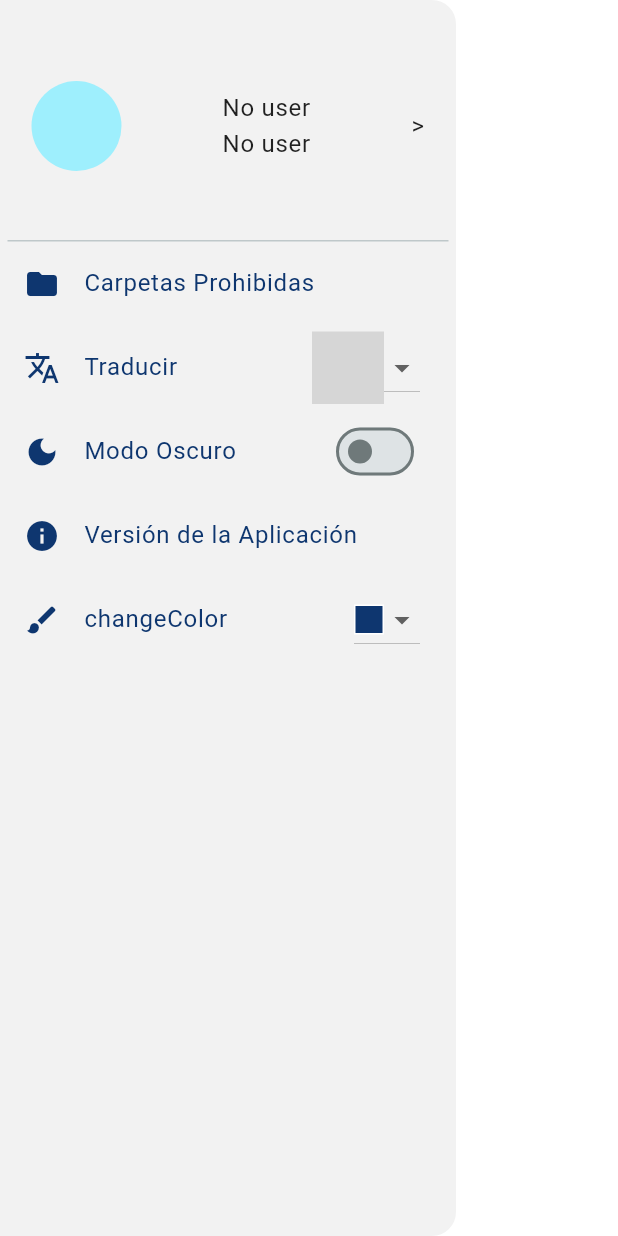
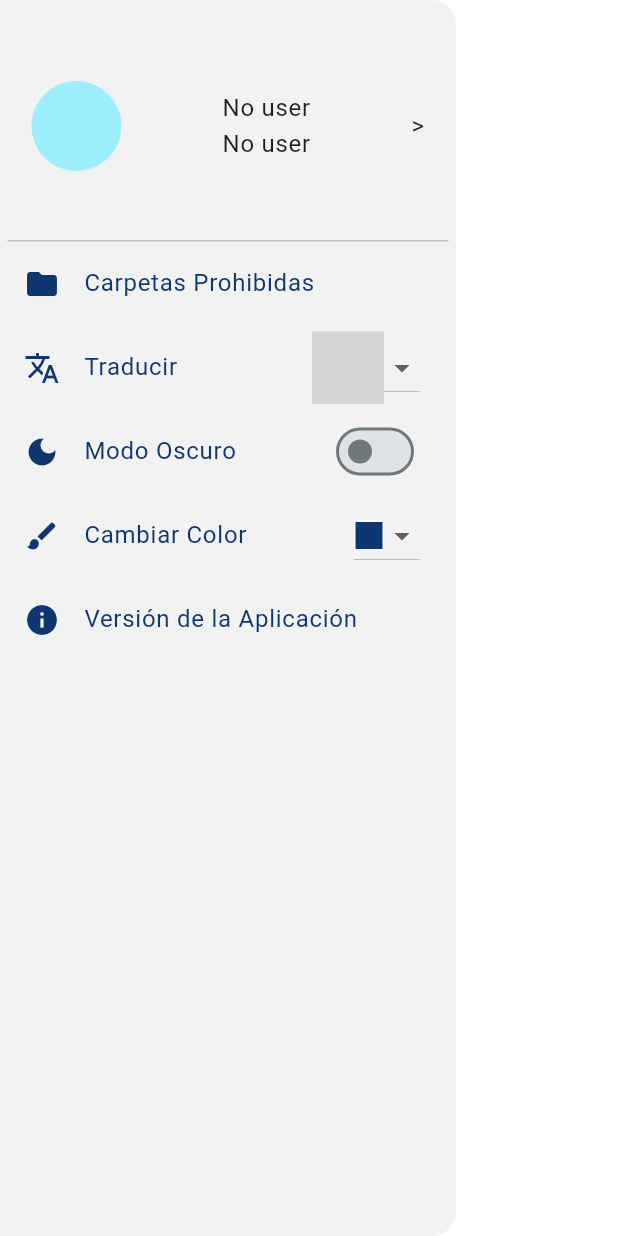
Before and after one commit to ErikAT04/TFG_Antivirus_ErikAT, a Flutter app: the AppDrawer widget shown alone on an empty page, opened directly, on a phone screen of 412 x 824 dp. Run offline on Flutter 3.47's test engine with Material 3 defaults, Android fonts, the phone set to English and light mode, and no system bars; our stand-ins replace device_info_plus, file_picker, flutter_markdown, flutter_svg, fluttertoast, logger and 3 more; missing offline and left inert: country_flags; accounts and stored records are empty; generated files the repository leaves out were written again; network calls fail; statements that could not run were skipped; grey boxes are pictures that could not be loaded.

Commit message:
Ultimos cambios realizados de momento + documentacion realizada + manual de usuario  todo hecho

```diff
--- a/analysis_options.yaml
+++ b/analysis_options.yaml
@@ -1 +1,4 @@
 include: package:flutter_lints/flutter.yaml
+analyzer:
+  errors:
+    prefer_const_constructors: ignore
--- a/lib/DataAccess/user_dao.dart
+++ b/lib/DataAccess/user_dao.dart
@@ -32,7 +32,7 @@ class UserDAO implements DAOInterface<User, String> {
   @override
   Future<User?> get(String value) async {
     try {
-      var uri = Uri.http(APIReaderUtils.apiRESTLink, "$routerUrl/${value}");
+      var uri = Uri.http(APIReaderUtils.apiRESTLink, "$routerUrl/$value");
       var body = await APIReaderUtils.getData(uri);
       if (body != "Dispositivo no encontrado") {
         var map = convert.jsonDecode(body);
--- a/lib/l10n/app_de.arb
+++ b/lib/l10n/app_de.arb
@@ -47,6 +47,9 @@
     "malType":"Malware-Typ:",
     "confDate":"Quarantänedatum:",
     "restFile":"Datei Wiederherstellen",
+    "eraseFile":"Datei Löschen",
+    "fileErased":"Datei erfolgreich gelöscht",
+    "fileRestored":"Datei erfolgreich wiederhergestellt",
 
     "fileList":"Dateiliste",
     "devlist":"Geräteliste",
--- a/lib/l10n/app_en.arb
+++ b/lib/l10n/app_en.arb
@@ -47,6 +47,9 @@
     "malType":"Malware Type:",
     "confDate":"Quarantine Date:",
     "restFile":"Restore File",
+    "eraseFile":"Erase File",
+    "fileErased":"File erased successfully",
+    "fileRestored":"File restored successfully",
 
     "fileList":"File list",
     "devlist":"Device list",
@@ -76,7 +79,7 @@
     "fFoldersAlreadyError":"Esta carpeta ya estaba en la lista",
 
     "ffolderBttContext":"Pulse aquí para añadir una nueva carpeta",
-    "ffolderList":"Lista de carpetas prohibidas, puedes eliminarlas dando al icono de borrar",
+    "ffolderList":"Lista de carpetas prohibidas. Puedes eliminarlas dando al icono de borrar",
 
     "user":"User",
     "userMemSince":"Member since:",
--- a/lib/l10n/app_es.arb
+++ b/lib/l10n/app_es.arb
@@ -47,6 +47,9 @@
     "malType":"Tipo de Malware:",
     "confDate":"Fecha de Confinamiento:",
     "restFile":"Restaurar Archivo",
+    "eraseFile":"Borrar Archivo",
+    "fileErased":"Archivo eliminado correctamente",
+    "fileRestored":"Archivo restaurado correctamente",
 
     "fileList":"Lista de archivos",
     "devlist":"Lista de dispositivos",
--- a/lib/l10n/app_fr.arb
+++ b/lib/l10n/app_fr.arb
@@ -48,6 +48,8 @@
     "malType": "Type de malware :",
     "confDate": "Date de confinement :",
     "restFile": "Restaurer le fichier",
+    "fileErased":"Fichier supprimé avec succès",
+    "fileRestored":"Archivo restaurado correctamente",
 
     "fileList":"Liste des fichiers",
     "devlist":"Liste des appareils",
@@ -75,6 +77,7 @@
     "fFoldersAddFolder": "Ajouter un dossier",
     "fFoldersFolder": "Dossier :",
     "fFoldersAlreadyError":"Ce dossier était déjà dans la liste",
+    "eraseFile":"Supprimer le ficher",
 
     "ffolderBttContext":"Cliquez ici pour ajouter un nouveau dossier",
     "ffolderList":"Liste des dossiers interdits, vous pouvez les supprimer en cliquant sur l'icône Supprimer",
--- a/lib/views/DevicesView/devices_view.dart
+++ b/lib/views/DevicesView/devices_view.dart
@@ -63,14 +63,13 @@ class AppDevicesViewState extends State<AppDevicesView> {
                               Row(
                                 children: [
                                   Expanded(
-                                    child: Text(dev.dev_name,
+                                    child: Text(dev.dev_name, textAlign: TextAlign.center,
                                         style: TextStyle(
                                             color: context.watch<StyleProvider>().colorsMap[
                                                 (modoClaro)
                                                     ? "appMain"
                                                     : "appLight"],
-                                            fontSize: 40),
-                                        overflow: TextOverflow.ellipsis),
+                                            fontSize: 25), softWrap: true,),
                                   ),
                                   switch (dev.dev_type) {
                                     "android" => Icon(Icons.android,
--- a/lib/widgets/app_drawer.dart
+++ b/lib/widgets/app_drawer.dart
@@ -8,7 +8,7 @@ import 'package:provider/provider.dart';
 import 'package:country_flags/country_flags.dart';
 import 'package:flutter_gen/gen_l10n/app_localizations.dart';
 import 'package:magik_antivirus/views/UserConfigView/user_data_view.dart';
-import 'package:magik_antivirus/views/ForbiddenFilesView/forbidden_folders_view.dart';
+import 'package:magik_antivirus/views/ForbiddenFoldersView/forbidden_folders_view.dart';
 
 ///Drawer de la aplicación
 ///
@@ -175,6 +175,33 @@ class AppDrawer extends StatelessWidget {
             ),
           ),
           Semantics(
+            label: AppLocalizations.of(context)!.changeColor,
+            hint: AppLocalizations.of(context)!.changeColorContext,
+            child: ListTile(
+            leading: Icon(
+              Icons.brush,
+              color: context
+                  .watch<StyleProvider>()
+                  .colorsMap[(modoClaro) ? "appMain" : "appLight"],
+            ),
+            title: Text(AppLocalizations.of(context)!.changeColor),
+            trailing: DropdownButton<Color>(
+                items: [
+                  DropDownColorItem(color: Color.fromARGB(255, 14, 54, 111)),
+                  DropDownColorItem(color: Color.fromARGB(255, 14, 111, 14)),
+                  DropDownColorItem(color: Color.fromARGB(255, 199, 199, 61)),
+                  DropDownColorItem(color: Color.fromARGB(255, 0, 0, 0)),
+                  DropDownColorItem(color: Color.fromARGB(255, 111, 17, 14)),
+                  DropDownColorItem(color: Color.fromARGB(255, 14, 111, 111)),
+                  DropDownColorItem(color: Color.fromARGB(255, 88, 14, 111)),
+                ],
+                onChanged: (value) {
+                  context.read<StyleProvider>().changeThemeColor(value!);
+                },
+                value: context.watch<StyleProvider>().mainColor),
+          ),
+          ),
+          Semantics(
             label: AppLocalizations.of(context)!.drawerAppVer,
             hint: AppLocalizations.of(context)!.drawerAppVerContext,
             child: GestureDetector(
@@ -204,30 +231,7 @@ class AppDrawer extends StatelessWidget {
                 ),
               ),
             ),
-          ),
-          ListTile(
-            leading: Icon(
-              Icons.brush,
-              color: context
-                  .watch<StyleProvider>()
-                  .colorsMap[(modoClaro) ? "appMain" : "appLight"],
-            ),
-            title: Text("changeColor"),
-            trailing: DropdownButton<Color>(
-                items: [
-                  DropDownColorItem(color: Color.fromARGB(255, 14, 54, 111)),
-                  DropDownColorItem(color: Color.fromARGB(255, 14, 111, 14)),
-                  DropDownColorItem(color: Color.fromARGB(255, 199, 199, 61)),
-                  DropDownColorItem(color: Color.fromARGB(255, 0, 0, 0)),
-                  DropDownColorItem(color: Color.fromARGB(255, 111, 17, 14)),
-                  DropDownColorItem(color: Color.fromARGB(255, 14, 111, 111)),
-                  DropDownColorItem(color: Color.fromARGB(255, 88, 14, 111)),
-                ],
-                onChanged: (value) {
-                  context.read<StyleProvider>().changeThemeColor(value!);
-                },
-                value: context.watch<StyleProvider>().mainColor),
-          ),
+          )
         ],
       ),
     ));
```
Also changed, not shown: lib/DataAccess/file_dao.dart (+49 -21 lines), lib/utils/app_essentials.dart (+11 -3 lines), lib/widgets/Dialogs.dart (+62 -27 lines), lib/views/ForbiddenFoldersView/forbidden_folders_view.dart (renamed from lib/views/ForbiddenFilesView/forbidden_folders_view.dart).
